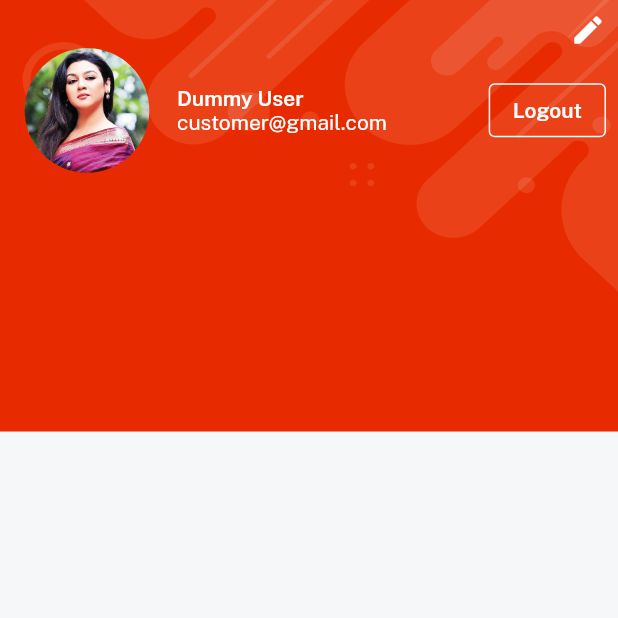
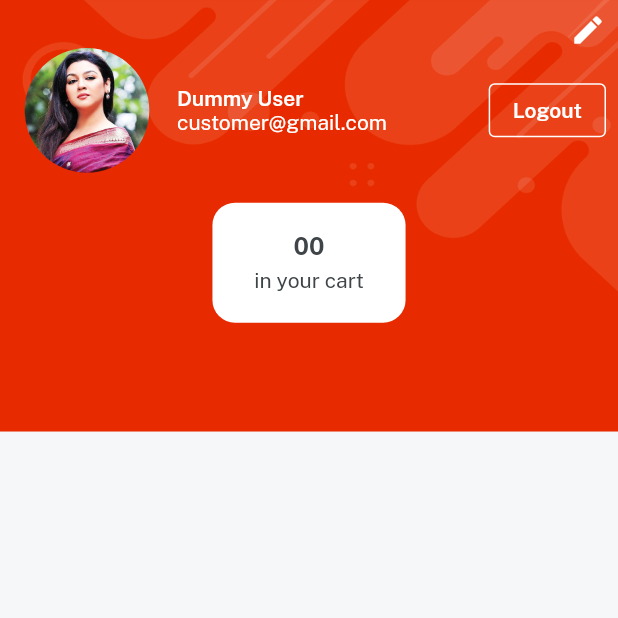
Before and after one commit to arunba1/E-Mart, a Flutter app: the ProfileScreen screen opened directly, on a phone screen of 412 x 824 dp, the top half of it. Run offline on Flutter 3.47's test engine with Material 2 defaults, Android fonts, the phone set to English and light mode, and no system bars; our stand-ins replace get, velocity_x.

Commit message:
Initial Commit

```diff
--- a/lib/screens/profile_screen/profile_screen.dart
+++ b/lib/screens/profile_screen/profile_screen.dart
@@ -42,12 +42,20 @@ class ProfileScreen extends StatelessWidget {
                       color: whiteColor,
                     )
                   ),
-                  onPressed: (){}, child: logout.text.fontFamily(semibold).white.make()
+                  onPressed: (){},
+                  child: logout.text.fontFamily(semibold).white.make()
                   ),
               ],
             ),
             20.heightBox,
-            Column().box.white.rounded.make(),
+            Column(
+              mainAxisAlignment: MainAxisAlignment.center,
+              children: [
+                "00".text.fontFamily(bold).color(darkFontGrey).size(16).make(),
+                5.heightBox,
+                "in your cart".text.color(darkFontGrey).make(),
+              ],
+            ).box.white.rounded.width(context.screenWidth/3.2).height(80).padding(const EdgeInsets.all(4)).make(),
           ],
 
 
```
